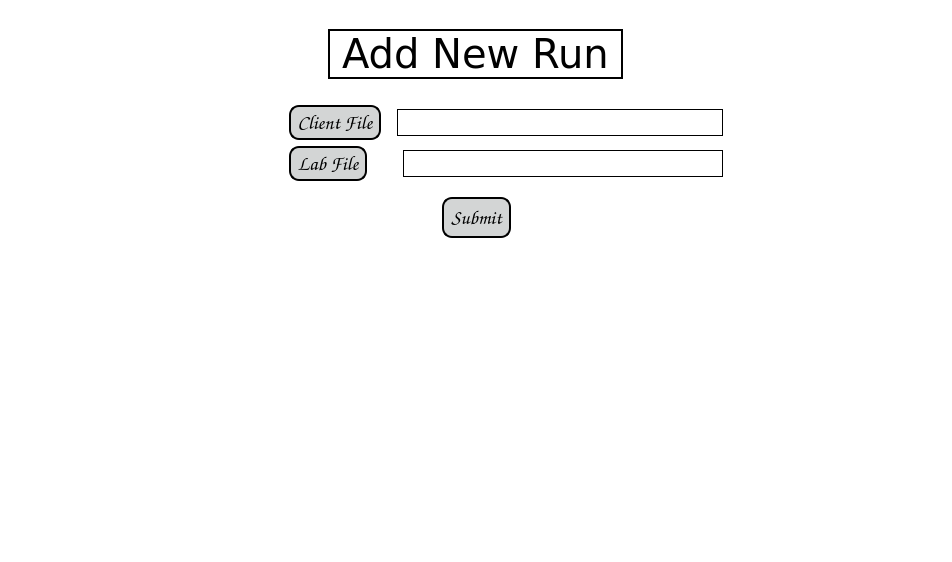
Above: app/gui/import_page.ui from JasonLaux/DC-Boxjelly before the change. Below: the same form after it.
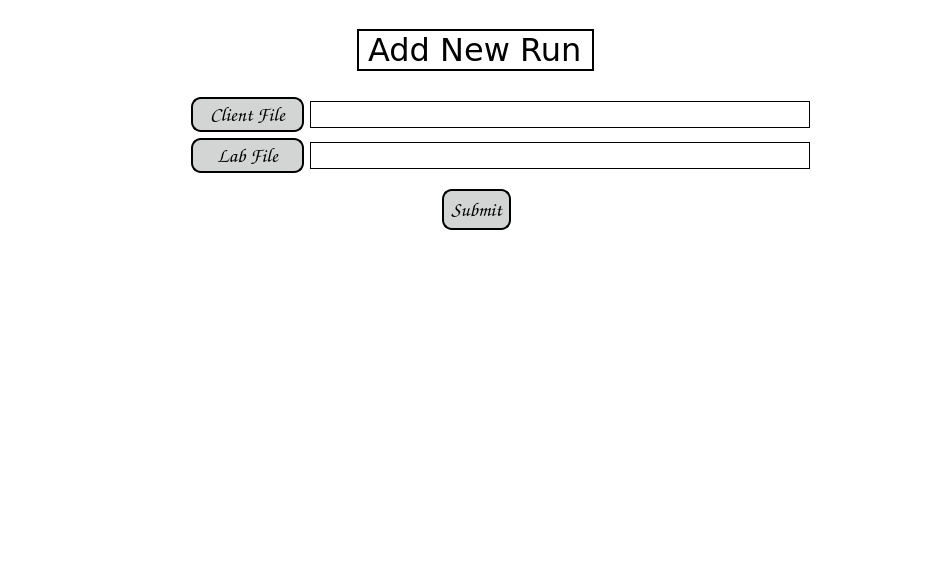
That is the form after the change.

Commit message: Reduce font sizes and ensure layout are consistent

What changed in the file:
```diff
--- a/app/gui/import_page.ui
+++ b/app/gui/import_page.ui
@@ -42,7 +42,7 @@
       <property name="font">
        <font>
         <family>Verdana</family>
-        <pointsize>30</pointsize>
+        <pointsize>24</pointsize>
        </font>
       </property>
       <property name="frameShape">
@@ -78,7 +78,7 @@
         </property>
         <property name="sizeHint" stdset="0">
          <size>
-          <width>200</width>
+          <width>150</width>
           <height>20</height>
          </size>
         </property>
@@ -88,27 +88,17 @@
        <layout class="QVBoxLayout" name="verticalLayout">
         <item>
          <layout class="QHBoxLayout" name="horizontalLayout_3">
-          <item>
-           <spacer name="horizontalSpacer_5">
-            <property name="orientation">
-             <enum>Qt::Horizontal</enum>
-            </property>
-            <property name="sizeType">
-             <enum>QSizePolicy::Fixed</enum>
-            </property>
-            <property name="sizeHint" stdset="0">
-             <size>
-              <width>80</width>
-              <height>20</height>
-             </size>
-            </property>
-           </spacer>
-          </item>
           <item>
            <widget class="QPushButton" name="importClientFilebutton">
+            <property name="sizePolicy">
+             <sizepolicy hsizetype="Fixed" vsizetype="Fixed">
+              <horstretch>0</horstretch>
+              <verstretch>0</verstretch>
+             </sizepolicy>
+            </property>
             <property name="maximumSize">
              <size>
-              <width>115</width>
+              <width>113</width>
               <height>35</height>
              </size>
             </property>
@@ -148,30 +138,20 @@
             </property>
            </widget>
           </item>
-          <item>
-           <spacer name="horizontalSpacer_10">
-            <property name="orientation">
-             <enum>Qt::Horizontal</enum>
-            </property>
-            <property name="sizeType">
-             <enum>QSizePolicy::Fixed</enum>
-            </property>
-            <property name="sizeHint" stdset="0">
-             <size>
-              <width>10</width>
-              <height>20</height>
-             </size>
-            </property>
-           </spacer>
-          </item>
           <item>
            <widget class="QLineEdit" name="clientFilePathLine">
             <property name="sizePolicy">
-             <sizepolicy hsizetype="Expanding" vsizetype="Fixed">
+             <sizepolicy hsizetype="Fixed" vsizetype="Fixed">
               <horstretch>0</horstretch>
               <verstretch>0</verstretch>
              </sizepolicy>
             </property>
+            <property name="maximumSize">
+             <size>
+              <width>500</width>
+              <height>16777215</height>
+             </size>
+            </property>
             <property name="font">
              <font>
               <family>Verdana</family>
@@ -185,47 +165,21 @@
             </property>
            </widget>
           </item>
-          <item>
-           <spacer name="horizontalSpacer_8">
-            <property name="orientation">
-             <enum>Qt::Horizontal</enum>
-            </property>
-            <property name="sizeType">
-             <enum>QSizePolicy::Fixed</enum>
-            </property>
-            <property name="sizeHint" stdset="0">
-             <size>
-              <width>20</width>
-              <height>20</height>
-             </size>
-            </property>
-           </spacer>
-          </item>
          </layout>
         </item>
         <item>
          <layout class="QHBoxLayout" name="horizontalLayout_4">
-          <item>
-           <spacer name="horizontalSpacer_6">
-            <property name="orientation">
-             <enum>Qt::Horizontal</enum>
-            </property>
-            <property name="sizeType">
-             <enum>QSizePolicy::Fixed</enum>
-            </property>
-            <property name="sizeHint" stdset="0">
-             <size>
-              <width>80</width>
-              <height>20</height>
-             </size>
-            </property>
-           </spacer>
-          </item>
           <item>
            <widget class="QPushButton" name="importLabFileButton">
+            <property name="sizePolicy">
+             <sizepolicy hsizetype="Fixed" vsizetype="Fixed">
+              <horstretch>0</horstretch>
+              <verstretch>0</verstretch>
+             </sizepolicy>
+            </property>
             <property name="maximumSize">
              <size>
-              <width>115</width>
+              <width>113</width>
               <height>35</height>
              </size>
             </property>
@@ -265,30 +219,20 @@
             </property>
            </widget>
           </item>
-          <item>
-           <spacer name="horizontalSpacer_9">
-            <property name="orientation">
-             <enum>Qt::Horizontal</enum>
-            </property>
-            <property name="sizeType">
-             <enum>QSizePolicy::Fixed</enum>
-            </property>
-            <property name="sizeHint" stdset="0">
-             <size>
-              <width>30</width>
-              <height>20</height>
-             </size>
-            </property>
-           </spacer>
-          </item>
           <item>
            <widget class="QLineEdit" name="labFilePathLine">
             <property name="sizePolicy">
-             <sizepolicy hsizetype="Expanding" vsizetype="Fixed">
+             <sizepolicy hsizetype="Fixed" vsizetype="Fixed">
               <horstretch>0</horstretch>
               <verstretch>0</verstretch>
              </sizepolicy>
             </property>
+            <property name="maximumSize">
+             <size>
+              <width>500</width>
+              <height>16777215</height>
+             </size>
+            </property>
             <property name="font">
              <font>
               <family>Verdana</family>
@@ -302,22 +246,6 @@
             </property>
            </widget>
           </item>
-          <item>
-           <spacer name="horizontalSpacer_7">
-            <property name="orientation">
-             <enum>Qt::Horizontal</enum>
-            </property>
-            <property name="sizeType">
-             <enum>QSizePolicy::Fixed</enum>
-            </property>
-            <property name="sizeHint" stdset="0">
-             <size>
-              <width>20</width>
-              <height>20</height>
-             </size>
-            </property>
-           </spacer>
-          </item>
          </layout>
         </item>
        </layout>
@@ -332,7 +260,7 @@
         </property>
         <property name="sizeHint" stdset="0">
          <size>
-          <width>200</width>
+          <width>100</width>
           <height>20</height>
          </size>
         </property>
```
The commit also changes 3 other files.
